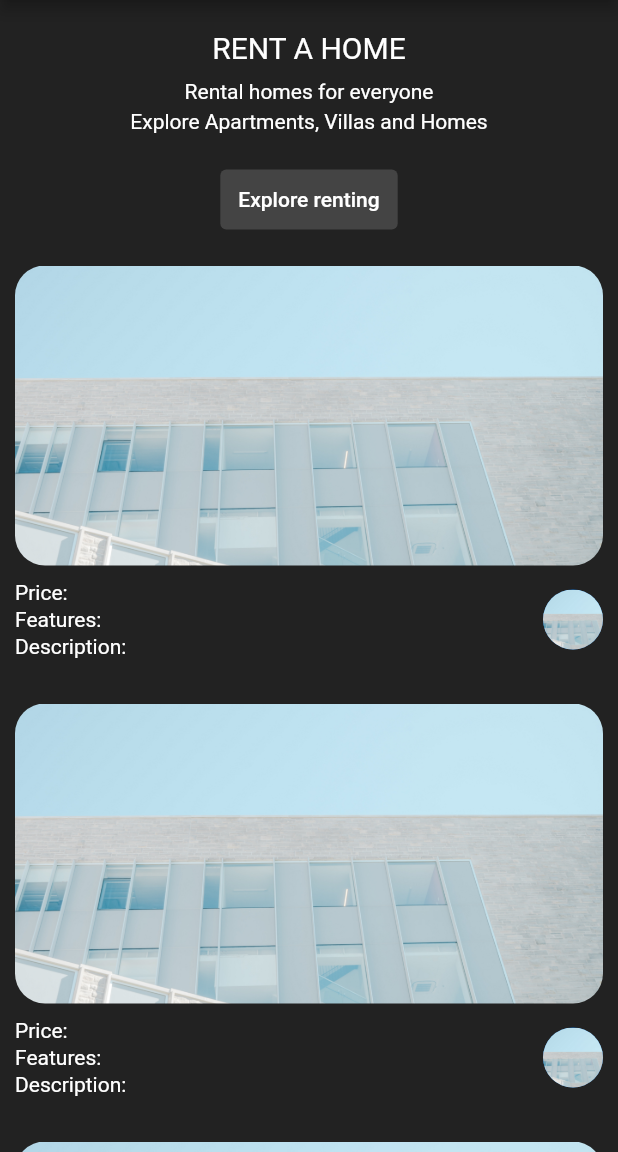
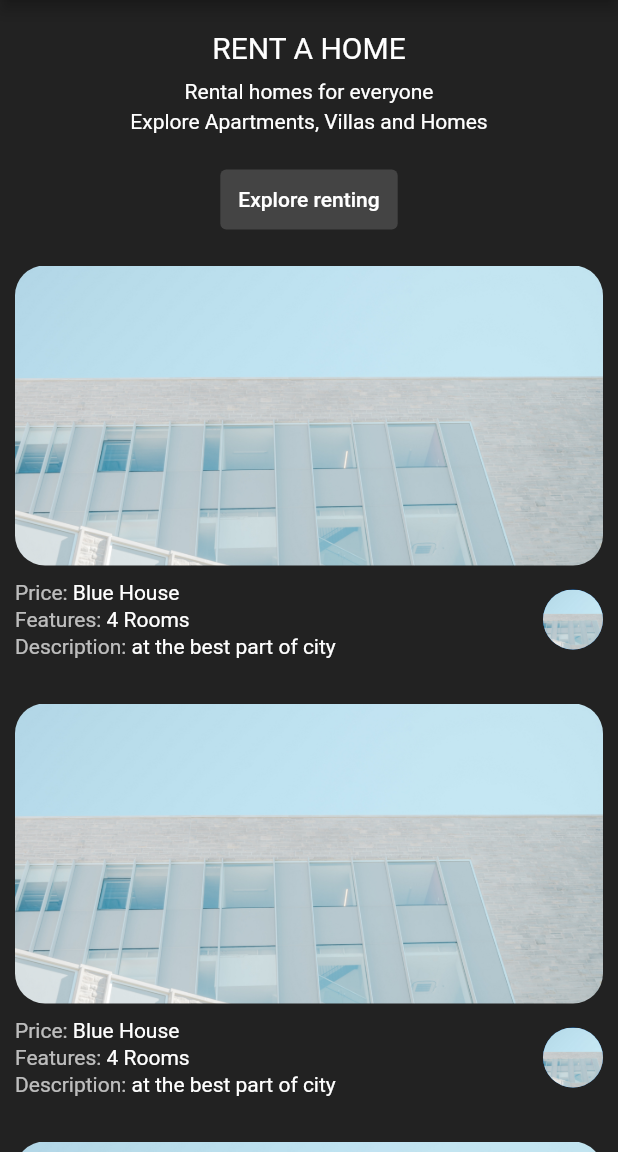
Before and after one commit to Alirezayoom/real-estate-flutter, a Flutter app: the screen it shows after launch, on a phone screen of 412 x 824 dp, the part 84-1236 px from its top. Run offline on Flutter 3.47's test engine with Material 2 defaults, Android fonts, the phone set to English and light mode, and no system bars.

Commit message:
add style to text

```diff
--- a/lib/item.dart
+++ b/lib/item.dart
@@ -21,26 +21,50 @@ class Item extends StatelessWidget {
             ),
           ),
           Container(
-            padding: EdgeInsets.symmetric(horizontal: 0, vertical: 10),
+            padding: const EdgeInsets.symmetric(horizontal: 0, vertical: 10),
             child: Row(
               mainAxisAlignment: MainAxisAlignment.spaceBetween,
               children: [
                 Column(
                   crossAxisAlignment: CrossAxisAlignment.start,
+                  children: [
+                    Row(
                       children: const [
                         Text(
-                      'Price:',
+                          'Price: ',
+                          style: TextStyle(color: Colors.white70),
+                        ),
+                        Text(
+                          'Blue House',
                           style: TextStyle(color: Colors.white),
                         ),
-                    SizedBox(height: 2),
+                      ],
+                    ),
+                    const SizedBox(height: 2),
+                    Row(
+                      children: const [
                         Text(
-                      'Features:',
+                          'Features: ',
+                          style: TextStyle(color: Colors.white70),
+                        ),
+                        Text(
+                          '4 Rooms',
                           style: TextStyle(color: Colors.white),
                         ),
-                    SizedBox(height: 2),
+                      ],
+                    ),
+                    const SizedBox(height: 2),
+                    Row(
+                      children: const [
                         Text(
-                      'Description:',
+                          'Description: ',
+                          style: TextStyle(color: Colors.white70),
+                        ),
+                        Text(
+                          'at the best part of city',
                           style: TextStyle(color: Colors.white),
+                        ),
+                      ],
                     ),
                   ],
                 ),
--- a/lib/main.dart
+++ b/lib/main.dart
@@ -12,10 +12,10 @@ class MyApp extends StatelessWidget {
   Widget build(BuildContext context) {
     return MaterialApp(
       home: Scaffold(
-        backgroundColor: Color(0xff222222),
+        backgroundColor: const Color(0xff222222),
         appBar: AppBar(
           title: const Text("Real Estate"),
-          backgroundColor: Color(0xff111111),
+          backgroundColor: const Color(0xff111111),
         ),
         body: SingleChildScrollView(
           child: Column(
@@ -63,9 +63,9 @@ class MyApp extends StatelessWidget {
               const SizedBox(
                 height: 10,
               ),
-              Item(),
-              Item(),
-              Item(),
+              const Item(),
+              const Item(),
+              const Item(),
             ],
           ),
         ),
```
Lines whose indentation alone changed are shown as unchanged.
